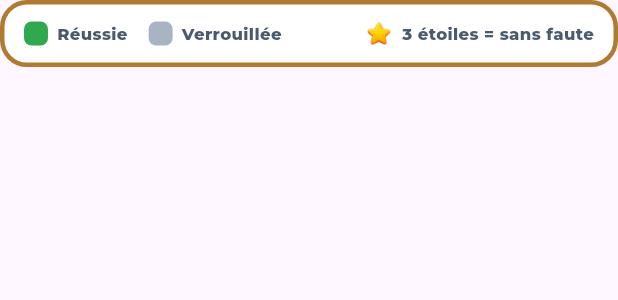
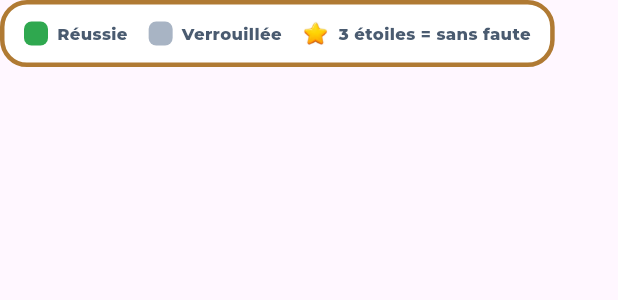
Before and after one commit to legrandquizzcmfi-dev/quizz, a Flutter app: the _Legend widget shown alone on an empty page, opened directly, on a phone screen of 412 x 824 dp. Shown: the top 300 px of the screen. Run offline on Flutter 3.47's test engine with Material 3 defaults, Android fonts, the phone set to English and light mode, and no system bars; our stand-ins replace audioplayers, shared_preferences; accounts and stored records are empty.

Commit message:
fix: Make illustrated screens responsive across phones and tablets
Add test/responsive_test.dart, which pumps every screen (reached via
Navigator.push, like in the real app) across 8 real device sizes from
a small phone (320x568) to tablet landscape (1024x768) and fails on
any overflow.

That surfaced three real bugs beyond the ones already fixed after the
design handoff:
- ThemesScreen and StagesScreen laid out their level/stage grids in a
  fixed-height Column with no scroll fallback, so short screens
  overflowed vertically. Wrapped both in SingleChildScrollView.
- StagesScreen's legend row (colour key + star rule) had no wrap/
  shrink behaviour, so it overflowed horizontally on narrow phones.
  Switched it to a Wrap with a Flexible, ellipsized label.
- ResultScreen called AppData.of(context) directly in initState(),
  which Flutter forbids (dependOnInheritedWidgetOfExactType before
  initState() completes) and would have crashed for every player the
  moment they finished a quiz stage. Moved the one-time
  recordStageResult()/playVictory() side effect to
  didChangeDependencies(), guarded to run once. Also made its content
  column scrollable for short/landscape screens.

```diff
--- a/lib/screens/stages_screen.dart
+++ b/lib/screens/stages_screen.dart
@@ -35,10 +35,10 @@ class StagesScreen extends StatelessWidget {
               Expanded(
                 child: SafeArea(
                   top: false,
-                  child: Padding(
+                  child: level.stages.isEmpty
+                      ? Padding(
                           padding: const EdgeInsets.fromLTRB(16, 16, 16, 16),
-                    child: level.stages.isEmpty
-                        ? Center(
+                          child: Center(
                             child: Text(
                               appData.strings.levelEmptyBody,
                               textAlign: TextAlign.center,
@@ -49,8 +49,11 @@ class StagesScreen extends StatelessWidget {
                                 color: Colors.white,
                               ),
                             ),
+                          ),
                         )
-                        : Column(
+                      : SingleChildScrollView(
+                          padding: const EdgeInsets.fromLTRB(16, 16, 16, 16),
+                          child: Column(
                             children: [
                               GridView.count(
                                 shrinkWrap: true,
@@ -60,11 +63,19 @@ class StagesScreen extends StatelessWidget {
                                 mainAxisSpacing: 12,
                                 children: [
                                   for (final stage in level.stages)
-                                    Builder(builder: (context) {
-                                      final unlocked = progress.isStageUnlocked(
-                                          theme, level.index, stage.index);
+                                    Builder(
+                                      builder: (context) {
+                                        final unlocked = progress
+                                            .isStageUnlocked(
+                                              theme,
+                                              level.index,
+                                              stage.index,
+                                            );
                                         final result = progress.resultFor(
-                                          theme.id, level.index, stage.index);
+                                          theme.id,
+                                          level.index,
+                                          stage.index,
+                                        );
 
                                         final TileState state;
                                         if (!unlocked) {
@@ -83,7 +94,8 @@ class StagesScreen extends StatelessWidget {
                                           state: state,
                                           stars: result?.stars ?? 0,
                                           delayIndex: stage.index - 1,
-                                        onTap: () => Navigator.of(context).push(
+                                          onTap: () =>
+                                              Navigator.of(context).push(
                                                 MaterialPageRoute(
                                                   builder: (_) => QuizScreen(
                                                     theme: theme,
@@ -93,10 +105,11 @@ class StagesScreen extends StatelessWidget {
                                                 ),
                                               ),
                                         );
-                                    }),
+                                      },
+                                    ),
                                 ],
                               ),
-                              const Spacer(),
+                              const SizedBox(height: 16),
                               const _Legend(),
                               const SizedBox(height: 8),
                               Align(
@@ -128,26 +141,43 @@ class _Legend extends StatelessWidget {
         borderRadius: BorderRadius.circular(18),
       ),
       padding: const EdgeInsets.symmetric(horizontal: 13, vertical: 11),
-      child: Row(
+      child: Wrap(
+        spacing: 14,
+        runSpacing: 6,
+        crossAxisAlignment: WrapCrossAlignment.center,
         children: [
           _swatch(GameTheme.green, 'Réussie'),
-          const SizedBox(width: 14),
           _swatch(GameTheme.locked, 'Verrouillée'),
-          const Spacer(),
+          Row(
+            mainAxisSize: MainAxisSize.min,
+            children: [
               Image.asset(GameAssets.starYellow, width: 18),
               const SizedBox(width: 6),
-          const Text('3 étoiles = sans faute', style: _legendText),
+              Flexible(
+                child: Text(
+                  '3 étoiles = sans faute',
+                  maxLines: 1,
+                  overflow: TextOverflow.ellipsis,
+                  style: _legendText,
+                ),
+              ),
+            ],
+          ),
         ],
       ),
     );
   }
 
   Widget _swatch(Color color, String label) => Row(
+    mainAxisSize: MainAxisSize.min,
     children: [
       Container(
         width: 16,
         height: 16,
-            decoration: BoxDecoration(color: color, borderRadius: BorderRadius.circular(5)),
+        decoration: BoxDecoration(
+          color: color,
+          borderRadius: BorderRadius.circular(5),
+        ),
       ),
       const SizedBox(width: 6),
       Text(label, style: _legendText),
--- a/lib/screens/themes_screen.dart
+++ b/lib/screens/themes_screen.dart
@@ -68,7 +68,7 @@ class _ThemesScreenState extends State<ThemesScreen> {
               Expanded(
                 child: SafeArea(
                   top: false,
-                  child: Padding(
+                  child: SingleChildScrollView(
                     padding: const EdgeInsets.fromLTRB(16, 12, 16, 16),
                     child: Column(
                       crossAxisAlignment: CrossAxisAlignment.start,
@@ -114,7 +114,7 @@ class _ThemesScreenState extends State<ThemesScreen> {
                               _LevelTile(theme: theme, level: level),
                           ],
                         ),
-                        const Spacer(),
+                        const SizedBox(height: 16),
                         _HintCard(),
                         const SizedBox(height: 10),
                         Row(
```
Also changed, not shown: lib/screens/result_screen.dart (+30 -7 lines), 1 other file. Lines whose indentation alone changed are shown as unchanged.
